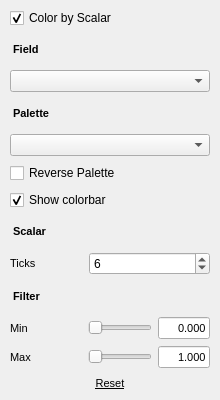
This is src/ui/scalar_page.ui in thermeng/SciRender as Qt 5 draws it before an edit. The edited form follows.
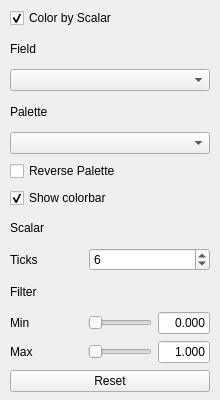
This is the edited form.

The edit to the form file:
```diff
--- a/src/ui/scalar_page.ui
+++ b/src/ui/scalar_page.ui
@@ -37,11 +37,7 @@
     </widget>
    </item>
    <item>
-    <widget class="QLabel" name="fieldHeader">
-     <property name="styleSheet">
-      <string notr="true">font-size: 11px; font-weight: bold;  padding: 4px 0 2px 0; border-bottom: 1px solid #3c3c3c;</string>
-     </property>
-     <property name="text">
+    <widget class="QLabel" name="fieldHeader"><property name="text">
       <string>Field</string>
      </property>
     </widget>
@@ -50,11 +46,7 @@
     <widget class="QComboBox" name="scalarCombo"/>
    </item>
    <item>
-    <widget class="QLabel" name="paletteHeader">
-     <property name="styleSheet">
-      <string notr="true">font-size: 11px; font-weight: bold;  padding: 4px 0 2px 0; border-bottom: 1px solid #3c3c3c;</string>
-     </property>
-     <property name="text">
+    <widget class="QLabel" name="paletteHeader"><property name="text">
       <string>Palette</string>
      </property>
     </widget>
@@ -80,11 +72,7 @@
     </widget>
    </item>
    <item>
-    <widget class="QLabel" name="colorbarHeader">
-     <property name="styleSheet">
-      <string notr="true">font-size: 11px; font-weight: bold;  padding: 4px 0 2px 0; border-bottom: 1px solid #3c3c3c;</string>
-     </property>
-     <property name="text">
+    <widget class="QLabel" name="colorbarHeader"><property name="text">
        <string>Scalar</string>
      </property>
     </widget>
@@ -104,11 +92,7 @@
          <width>72</width>
          <height>16777215</height>
         </size>
-       </property>
-       <property name="styleSheet">
-        <string notr="true">font-size: 11px; </string>
-       </property>
-       <property name="text">
+       </property><property name="text">
         <string>Ticks</string>
        </property>
        <property name="alignment">
@@ -132,11 +116,7 @@
     </layout>
    </item>
    <item>
-    <widget class="QLabel" name="filterHeader">
-     <property name="styleSheet">
-      <string notr="true">font-size: 11px; font-weight: bold;  padding: 4px 0 2px 0; border-bottom: 1px solid #3c3c3c;</string>
-     </property>
-     <property name="text">
+    <widget class="QLabel" name="filterHeader"><property name="text">
       <string>Filter</string>
      </property>
     </widget>
@@ -171,11 +151,7 @@
          <width>72</width>
          <height>16777215</height>
         </size>
-       </property>
-       <property name="styleSheet">
-        <string notr="true">font-size: 11px; </string>
-       </property>
-       <property name="text">
+       </property><property name="text">
         <string>Min</string>
        </property>
        <property name="alignment">
@@ -203,11 +179,7 @@
          <width>52</width>
          <height>16777215</height>
         </size>
-       </property>
-       <property name="styleSheet">
-        <string notr="true">font-size: 11px; </string>
-       </property>
-       <property name="text">
+       </property><property name="text">
         <string>0.000</string>
        </property>
        <property name="alignment">
@@ -247,11 +219,7 @@
          <width>72</width>
          <height>16777215</height>
         </size>
-       </property>
-       <property name="styleSheet">
-        <string notr="true">font-size: 11px; </string>
-       </property>
-       <property name="text">
+       </property><property name="text">
         <string>Max</string>
        </property>
        <property name="alignment">
@@ -279,11 +247,7 @@
          <width>52</width>
          <height>16777215</height>
         </size>
-       </property>
-       <property name="styleSheet">
-        <string notr="true">font-size: 11px; </string>
-       </property>
-       <property name="text">
+       </property><property name="text">
         <string>1.000</string>
        </property>
        <property name="alignment">
@@ -294,11 +258,7 @@
     </layout>
    </item>
    <item>
-    <widget class="QPushButton" name="resetFilterBtn">
-     <property name="styleSheet">
-      <string notr="true">QPushButton { background: transparent;  border: none; text-decoration: underline; font-size: 11px; padding: 2px 4px; } QPushButton:hover {  } QPushButton:pressed {  }</string>
-     </property>
-     <property name="text">
+    <widget class="QPushButton" name="resetFilterBtn"><property name="text">
       <string>Reset</string>
      </property>
     </widget>
```
